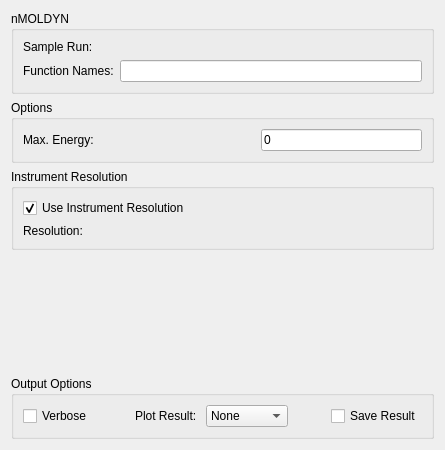
Old version of the form Code/Mantid/MantidQt/CustomInterfaces/inc/MantidQtCustomInterfaces/IndirectMolDyn.ui in the repository mantidproject/mantid.
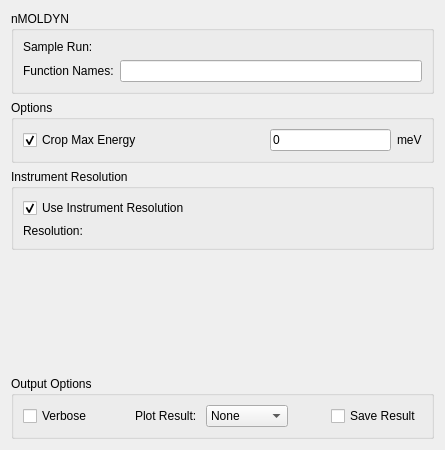
New version of the form. Custom widgets are drawn as their Qt base class.

Commit message:
Allow energy crop without convolution
Refs #10391

The edit to the form file:
```diff
--- a/Code/Mantid/MantidQt/CustomInterfaces/inc/MantidQtCustomInterfaces/IndirectMolDyn.ui
+++ b/Code/Mantid/MantidQt/CustomInterfaces/inc/MantidQtCustomInterfaces/IndirectMolDyn.ui
@@ -78,15 +78,18 @@
       <string>Options</string>
      </property>
      <layout class="QGridLayout" name="gridLayout_3">
-      <item row="0" column="0">
-       <widget class="QLabel" name="lblEnergyCrop">
-        <property name="text">
-         <string>Max. Energy:</string>
-        </property>
-       </widget>
-      </item>
-      <item row="0" column="1">
+      <item row="1" column="1">
        <layout class="QHBoxLayout" name="horizontalLayout_2">
+        <item>
+         <widget class="QCheckBox" name="ckCropEnergy">
+          <property name="text">
+           <string>Crop Max Energy</string>
+          </property>
+          <property name="checked">
+           <bool>true</bool>
+          </property>
+         </widget>
+        </item>
         <item>
          <spacer name="horizontalSpacer">
           <property name="orientation">
@@ -110,6 +113,13 @@
           </property>
          </widget>
         </item>
+        <item>
+         <widget class="QLabel" name="lblEnergyCropUnits">
+          <property name="text">
+           <string>meV</string>
+          </property>
+         </widget>
+        </item>
        </layout>
       </item>
      </layout>
```
Left out of the diff: 1 changed line with no effect on the pictures. The commit also changes 2 other files.
